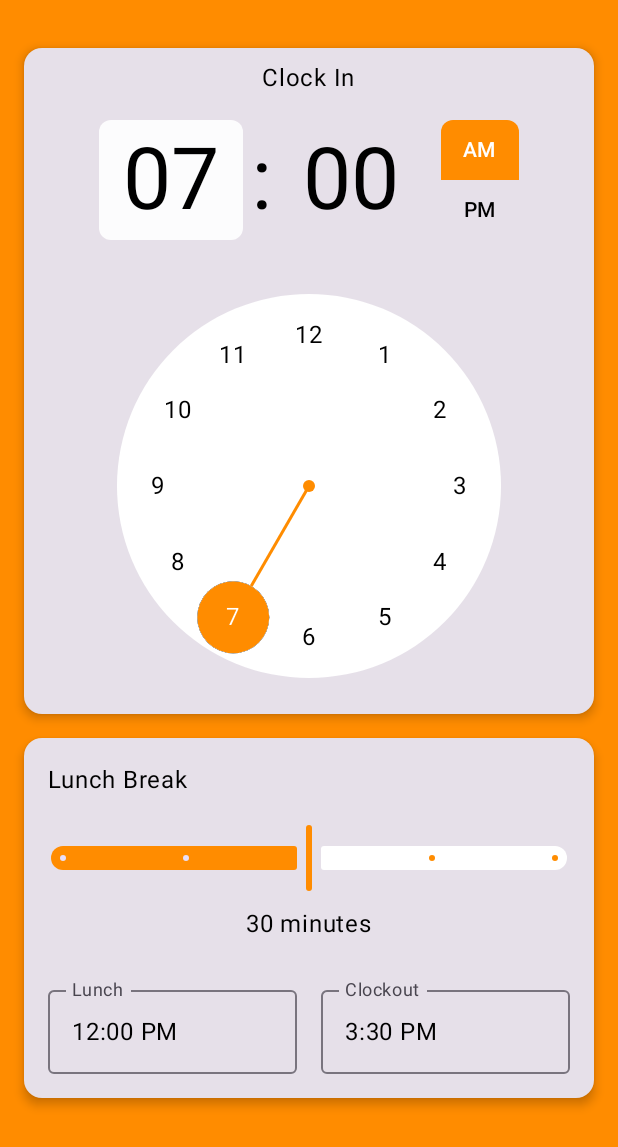
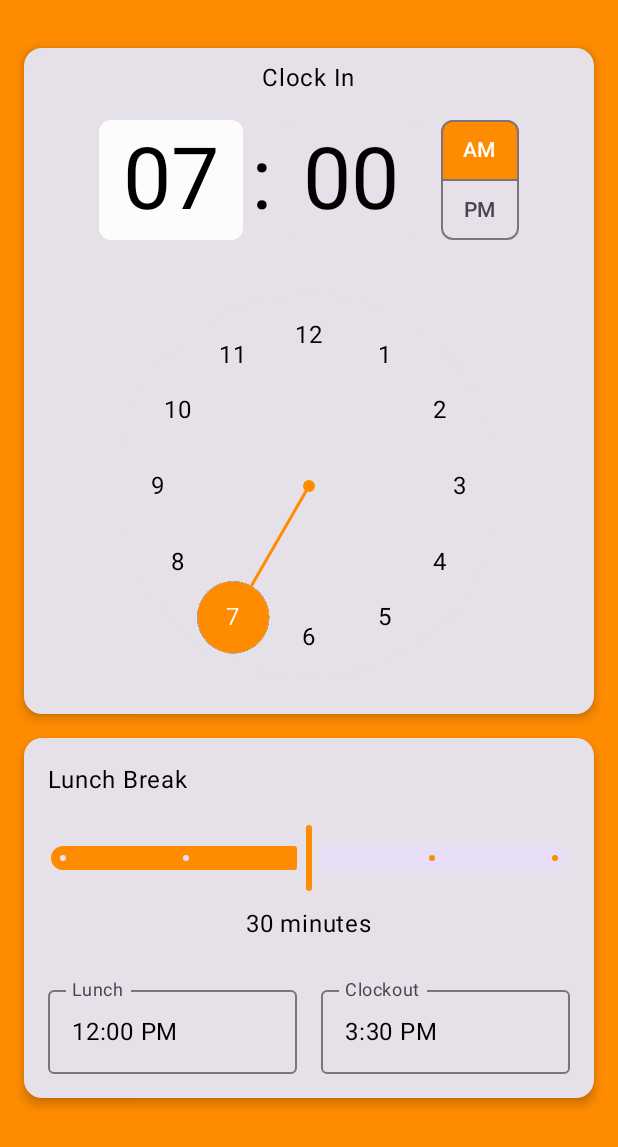
Before and after one commit to kyle-ce/clock-out-mobile, an Android app built with Jetpack Compose: the screen it shows after launch (MainActivity), on a phone screen of 412 x 824 dp. Shown: the top 1147 px of the screen. Run offline under Robolectric (Android 15) with nearby library versions, the phone set to English and light mode, and no system bars.

Commit message:
remove custom colors on components and aligned with theme

```diff
--- a/app/src/main/java/com/example/clockout/MainActivity.kt
+++ b/app/src/main/java/com/example/clockout/MainActivity.kt
@@ -14,7 +14,7 @@ class MainActivity : ComponentActivity() {
     override fun onCreate(savedInstanceState: Bundle?) {
         super.onCreate(savedInstanceState)
         setContent {
-            ClockoutTheme {
+            ClockoutTheme(darkTheme = false) {
                 Scaffold(modifier = Modifier.fillMaxSize()) { innerPadding ->
                     App(modifier = Modifier.padding(innerPadding))
                 }
--- a/app/src/main/java/com/example/clockout/ui/App.kt
+++ b/app/src/main/java/com/example/clockout/ui/App.kt
@@ -97,9 +97,6 @@ fun ClockOutTimeDisplay(clockOutTime: String) {
 
 @Composable
 private fun LunchSlider(title: String, sliderPosition: Float, onvalueChange: (Float) -> Unit) {
-    var colors = SliderDefaults.colors(
-        inactiveTrackColor = MaterialTheme.colorScheme.surface
-    )
     Column {
         Text(text = title, Modifier.padding(all = 16.dp))
         Slider(value = sliderPosition,
@@ -109,7 +106,7 @@ private fun LunchSlider(title: String, sliderPosition: Float, onvalueChange: (Fl
             modifier = Modifier
                 .semantics { contentDescription = "Lunch Break Slider" }
                 .padding(horizontal = 16.dp),
-            colors = colors)
+        )
         Text(
             text = "${sliderPosition.toInt()} minutes",
             Modifier
@@ -122,28 +119,6 @@ private fun LunchSlider(title: String, sliderPosition: Float, onvalueChange: (Fl
 @OptIn(ExperimentalMaterial3Api::class)
 @Composable
 private fun TimePickerCard(title: String, timePickerState: TimePickerState) {
-    var colors = TimePickerDefaults.colors(
-        clockDialColor = MaterialTheme.colorScheme.surface,
-        clockDialSelectedContentColor = MaterialTheme.colorScheme.onPrimary,
-        clockDialUnselectedContentColor = MaterialTheme.colorScheme.onSurface,
-        selectorColor = MaterialTheme.colorScheme.primary,
-
-        containerColor = Color.Blue,
-
-        periodSelectorBorderColor = Color.Transparent,
-        periodSelectorSelectedContainerColor = MaterialTheme.colorScheme.primary,
-        periodSelectorUnselectedContainerColor = Color.Transparent,
-        periodSelectorSelectedContentColor = MaterialTheme.colorScheme.surface,
-        periodSelectorUnselectedContentColor = MaterialTheme.colorScheme.onSurface,
-
-// TODO: fix surface color tint to match clockDialColor
-        timeSelectorSelectedContainerColor = MaterialTheme.colorScheme.surface.copy(alpha = .9f),
-        timeSelectorUnselectedContainerColor = Color.Transparent,
-        timeSelectorSelectedContentColor = MaterialTheme.colorScheme.onSurface,
-        timeSelectorUnselectedContentColor = MaterialTheme.colorScheme.onSurface
-    )
-
-    Log.i("Clockface colors", "TimePickerCard: ${MaterialTheme.colorScheme.primary} ")
     Card(
         Modifier
             .fillMaxWidth()
@@ -165,7 +140,6 @@ private fun TimePickerCard(title: String, timePickerState: TimePickerState) {
                 modifier = Modifier
                     .padding(top = 16.dp)
                     .align(Alignment.CenterHorizontally),
-                colors = colors
             )
         }
     }
--- a/app/src/main/java/com/example/clockout/ui/theme/Theme.kt
+++ b/app/src/main/java/com/example/clockout/ui/theme/Theme.kt
@@ -11,24 +11,32 @@ private val LightColorScheme = lightColorScheme(
 // Primary
     primary = DarkOrange,
     onPrimary = Color.White,
+    primaryContainer =  Color.White.copy(alpha = .9f),
+    onPrimaryContainer = Color.Black,
 // Secondary
-
-// Background
+// Tertiary: Simple App no need for multiple colors - same as primary for TimePicker
+    tertiaryContainer =  DarkOrange,
+    onTertiaryContainer = Color.White,
     background = DarkOrange,
 // Surface
     surface = Color.White,
-    surfaceTint = Color.White,
-    surfaceVariant = Color.White.copy(alpha = .9f), // Card BG
+    surfaceVariant = Color.White, // Card BG
     onSurface = Color.Black,
 )
 
 private val DarkColorScheme = darkColorScheme(
 // Primary
     primary = DarkOrange,
-    onPrimary = Color.White,
+    onPrimary = VeryDarkGray,
+    primaryContainer = VeryDarkGray.copy(alpha = .9f),
+    onPrimaryContainer = LightGray,
 // Secondary
+// Tertiary: Simple App no need for multiple colors - same as primary for TimePicker
+    tertiaryContainer =  DarkOrange,
+    onTertiaryContainer = VeryDarkGray,
 // Background
     background = AlmostBlack,
+
 // Surface
     surface = VeryDarkGray,
     onSurface = LightGray,
```
